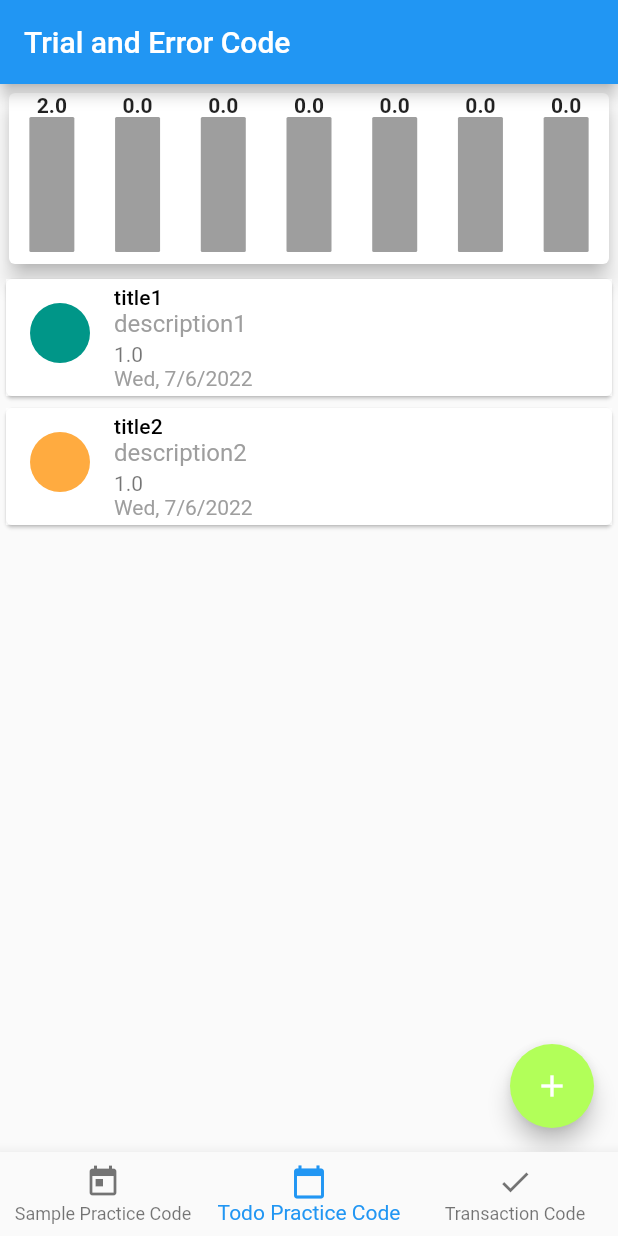
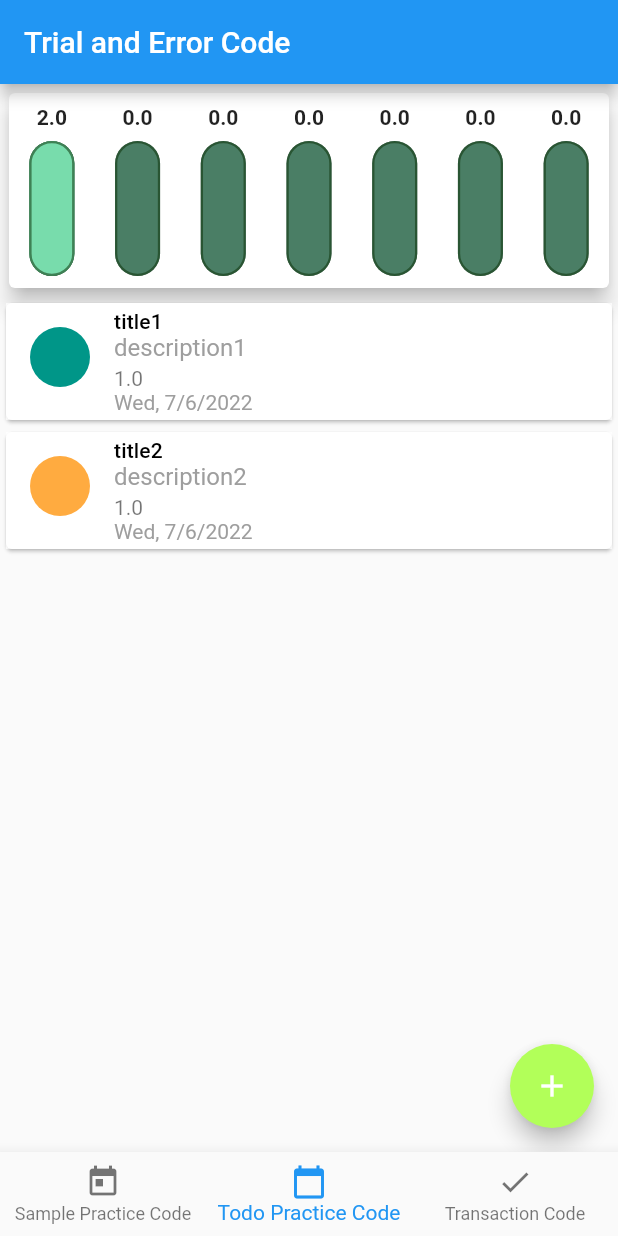
Before and after one commit to nevarwin/tryingflutter, a Flutter app: the screen it shows after launch, item 2 of the bottom bar chosen, on a phone screen of 412 x 824 dp. Run offline on Flutter 3.47's test engine with Material 2 defaults, Android fonts, the phone set to English and light mode, and no system bars; our stand-ins replace flutter_colorpicker, google_fonts.

Commit message:
added some colors

```diff
--- a/trying_flutter/lib/widgets/todo practice code/todo_chart_bar.dart
+++ b/trying_flutter/lib/widgets/todo practice code/todo_chart_bar.dart
@@ -14,12 +14,18 @@ class TodoChartBar extends StatelessWidget {
 
   @override
   Widget build(BuildContext context) {
-    return Column(
+    return Expanded(
+      child: Column(
         children: [
-        Text(
+          Padding(
+            padding: const EdgeInsets.all(8.0),
+            child: FittedBox(
+              child: Text(
                 '$number',
                 style: const TextStyle(
                   fontWeight: FontWeight.bold,
+                ),
+              ),
             ),
           ),
           Container(
@@ -27,11 +33,39 @@ class TodoChartBar extends StatelessWidget {
             width: 30,
             decoration: BoxDecoration(
               color: Colors.grey,
-            borderRadius: BorderRadius.circular(1),
+              borderRadius: BorderRadius.circular(20),
+            ),
+            child: Stack(
+              children: [
+                Container(
+                  decoration: BoxDecoration(
+                    color: Color.fromARGB(255, 74, 126, 101),
+                    border: Border.all(
+                      color: Color.fromARGB(136, 12, 50, 8),
+                      width: 1.5,
+                    ),
+                    borderRadius: BorderRadius.circular(20),
+                  ),
+                ),
+                FractionallySizedBox(
+                  heightFactor: percentage,
+                  child: Container(
+                    decoration: BoxDecoration(
+                      color: Color.fromARGB(255, 120, 220, 172),
+                      border: Border.all(
+                        color: Color.fromARGB(136, 12, 50, 8),
+                        width: 1.5,
+                      ),
+                      borderRadius: BorderRadius.circular(20),
+                    ),
+                  ),
+                )
+              ],
             ),
           ),
           const SizedBox(height: 8),
         ],
+      ),
     );
   }
 }
--- a/trying_flutter/lib/widgets/transaction practice code/chart.dart
+++ b/trying_flutter/lib/widgets/transaction practice code/chart.dart
@@ -48,7 +48,7 @@ class Chart extends StatelessWidget {
     return Card(
       elevation: 6,
       child: Row(
-        mainAxisAlignment: MainAxisAlignment.spaceAround,
+        mainAxisAlignment: MainAxisAlignment.spaceBetween,
         children: groupedTransactionValues.map((data) {
           return ChartBar(
             label: data['day'].toString(),
```
Also changed, not shown: trying_flutter/lib/widgets/transaction practice code/chart_bar.dart (+6 -1 lines), trying_flutter/lib/widgets/transaction practice code/new_transaction.dart (+44 -19 lines). Lines whose indentation alone changed are shown as unchanged.
